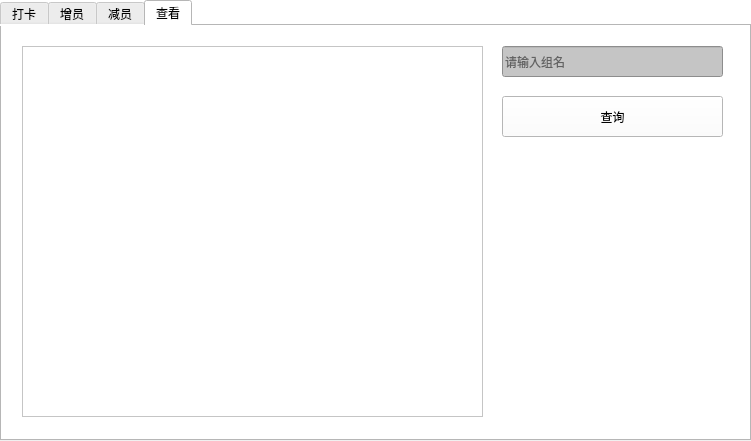
Before: the Qt Designer form IndexUI.ui in CoderLiHu/face_id_engineer_homework, drawn with Qt 5.
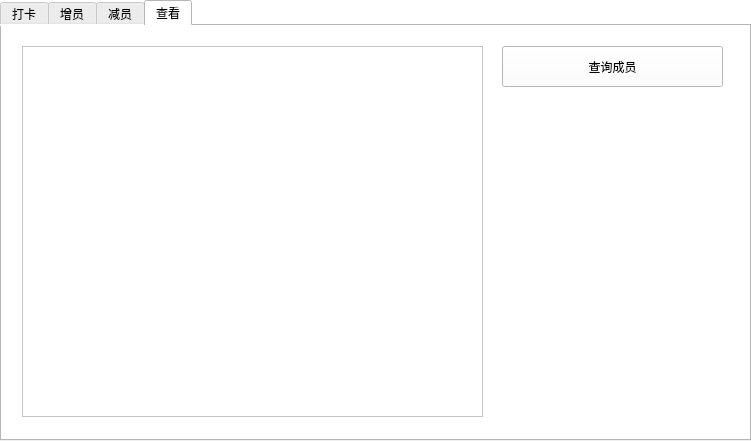
After: the same form once the commit is applied. The open tabs and pages were chosen to show the change.

Commit message: 查询组内成员ok

```diff
--- a/IndexUI.ui
+++ b/IndexUI.ui
@@ -279,36 +279,17 @@
      </rect>
     </property>
    </widget>
-   <widget class="QLineEdit" name="groupName_lineEdit">
-    <property name="geometry">
-     <rect>
-      <x>500</x>
-      <y>20</y>
-      <width>221</width>
-      <height>31</height>
-     </rect>
-    </property>
-    <property name="styleSheet">
-     <string notr="true">background-color: rgb(197, 197, 197);</string>
-    </property>
-    <property name="dragEnabled">
-     <bool>false</bool>
-    </property>
-    <property name="placeholderText">
-     <string>请输入组名</string>
-    </property>
-   </widget>
    <widget class="QPushButton" name="membersQuery_btn">
     <property name="geometry">
      <rect>
       <x>500</x>
-      <y>70</y>
+      <y>20</y>
       <width>221</width>
       <height>41</height>
      </rect>
     </property>
     <property name="text">
-     <string>查询</string>
+     <string>查询成员</string>
     </property>
    </widget>
   </widget>
```
Left out of the diff: 20 changed lines with no effect on the pictures. The commit also changes 3 other files.
